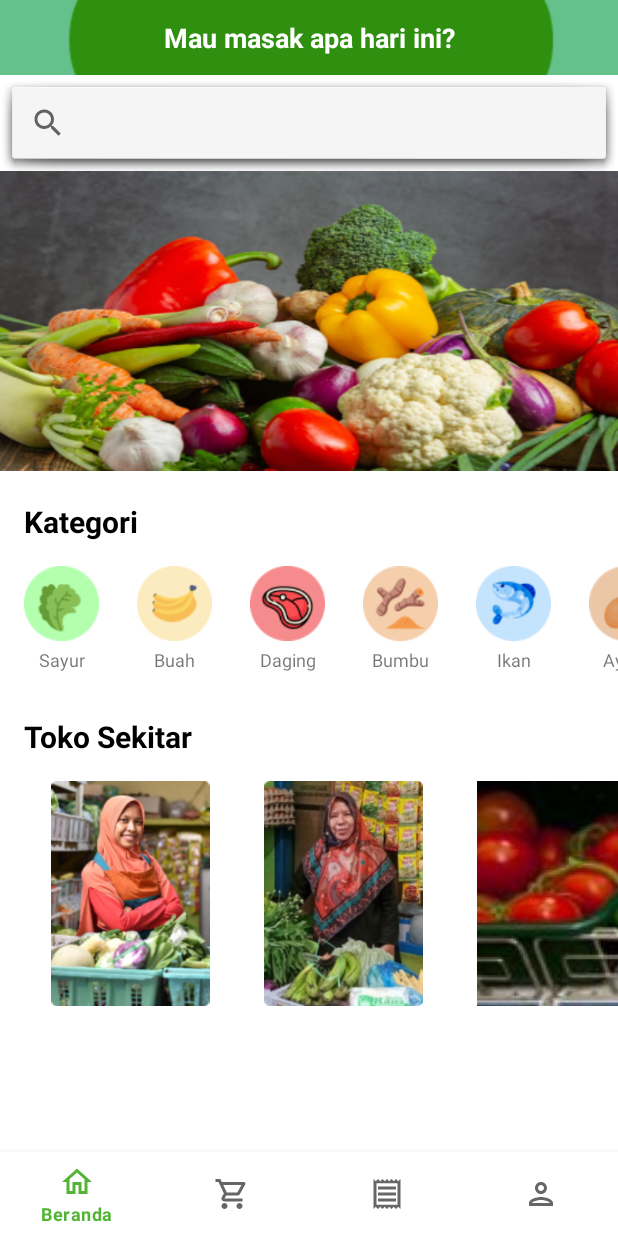
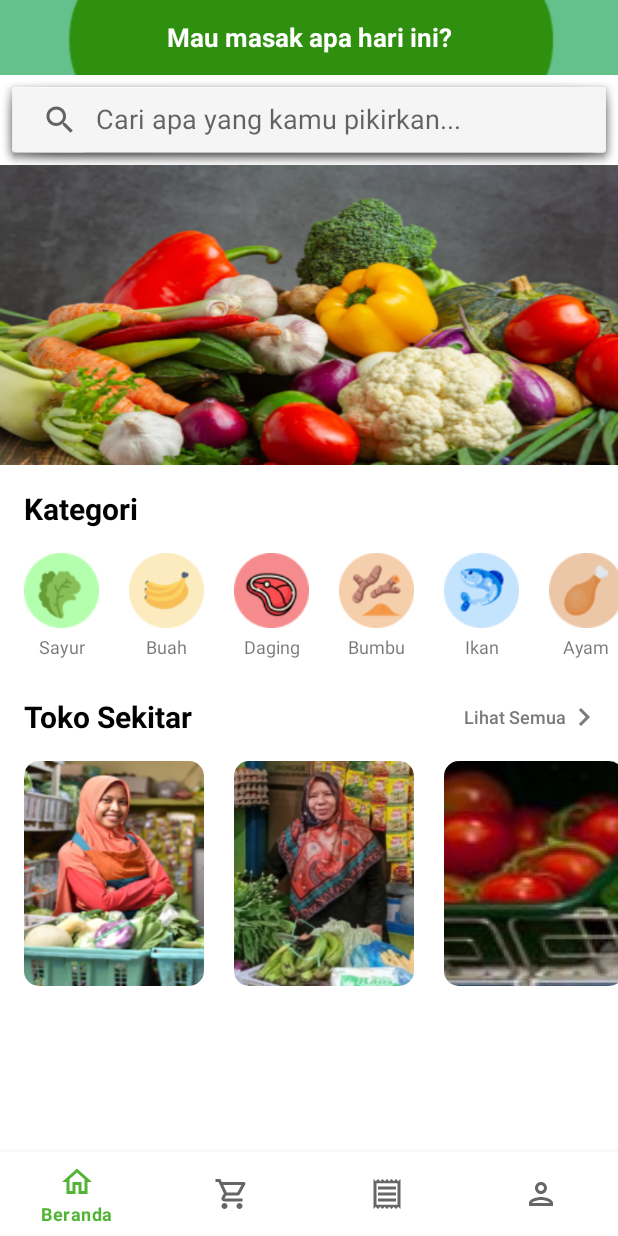
Before and after one commit to haniifac/CapstonePesaing_Revisited, an Android app: the HomeUserFragment screen opened directly, with no data from a screen before it, on a phone screen of 412 x 824 dp. Run offline under Robolectric (Android 15) with nearby library versions, the light colour scheme and no system bars; our stand-ins replace Firebase (no records; nobody signed in at launch, a user with empty details on screens opened directly), navigation-ui.

Commit message:
creating maps for toko sekitar

```diff
--- a/app/build.gradle
+++ b/app/build.gradle
@@ -3,6 +3,7 @@ plugins {
     id 'org.jetbrains.kotlin.android'
     id 'com.google.gms.google-services'
     id 'kotlin-parcelize'
+    id 'com.google.android.libraries.mapsplatform.secrets-gradle-plugin'
 }
 
 android {
@@ -45,6 +46,7 @@ dependencies {
     implementation 'com.google.android.material:material:1.7.0'
     implementation 'androidx.constraintlayout:constraintlayout:2.1.4'
     implementation 'com.google.firebase:firebase-auth-ktx:21.1.0'
+    implementation 'com.google.android.gms:play-services-maps:18.1.0'
     testImplementation 'junit:junit:4.13.2'
     androidTestImplementation 'androidx.test.ext:junit:1.1.4'
     androidTestImplementation 'androidx.test.espresso:espresso-core:3.5.0'
--- a/app/src/main/java/com/haniifac/capstonepesaing_revisited/app/ui/home/HomeUserFragment.kt
+++ b/app/src/main/java/com/haniifac/capstonepesaing_revisited/app/ui/home/HomeUserFragment.kt
@@ -8,6 +8,8 @@ import android.view.LayoutInflater
 import android.view.View
 import android.view.ViewGroup
 import android.widget.Toast
+import androidx.navigation.fragment.findNavController
+import androidx.navigation.navOptions
 import androidx.recyclerview.widget.GridLayoutManager
 import androidx.recyclerview.widget.LinearLayoutManager
 import androidx.recyclerview.widget.RecyclerView
@@ -21,7 +23,6 @@ import com.haniifac.capstonepesaing_revisited.domain.entity.TokoSekitar
 class HomeUserFragment : Fragment() {
     private var _binding : FragmentHomeUserBinding? = null
     private val binding get() = _binding!!
-    private lateinit var mAuth: FirebaseAuth
 
     private lateinit var rvCategory: RecyclerView
     private lateinit var rvTokoSekitar : RecyclerView
@@ -39,8 +40,6 @@ class HomeUserFragment : Fragment() {
 
     override fun onViewCreated(view: View, savedInstanceState: Bundle?) {
         super.onViewCreated(view, savedInstanceState)
-        mAuth = FirebaseAuth.getInstance()
-//        mAuth.signOut()
 
         rvCategory = binding.rvCategory
         rvCategory.setHasFixedSize(true)
@@ -51,6 +50,10 @@ class HomeUserFragment : Fragment() {
         rvTokoSekitar.setHasFixedSize(true)
         list2.addAll(listTokoSekitar)
         showRecyclerTokoSekitar()
+
+        binding.btnLihatSemuaTokoSekitar.setOnClickListener {
+            findNavController().navigate(R.id.action_homeUserFragment_to_tokoMapsFragment)
+        }
     }
 
     override fun onResume() {
--- a/app/src/main/res/layout/category_items.xml
+++ b/app/src/main/res/layout/category_items.xml
@@ -2,7 +2,7 @@
 <androidx.cardview.widget.CardView xmlns:android="http://schemas.android.com/apk/res/android"
     android:layout_width="wrap_content"
     android:layout_height="wrap_content"
-    android:layout_marginEnd="25dp"
+    android:layout_marginEnd="20dp"
     app:cardElevation="0dp"
     xmlns:app="http://schemas.android.com/apk/res-auto"
     android:layout_gravity="center"
--- a/app/src/main/res/layout/fragment_home_user.xml
+++ b/app/src/main/res/layout/fragment_home_user.xml
@@ -15,7 +15,7 @@
         app:layout_constraintTop_toTopOf="parent"
         android:text="@string/motd_main"
         android:gravity="center"
-        android:textSize="18sp"
+        android:textSize="17sp"
         android:textColor="@color/white"
         android:textStyle="bold"
         android:background="@drawable/topbar_bg"/>
@@ -23,11 +23,13 @@
     <androidx.appcompat.widget.SearchView
         android:id="@+id/searchview"
         android:layout_width="0dp"
-        android:layout_height="wrap_content"
+        android:layout_height="60dp"
         app:layout_constraintTop_toBottomOf="@id/topbar"
         app:layout_constraintStart_toStartOf="parent"
         app:layout_constraintEnd_toEndOf="parent"
-        android:background="@android:drawable/dialog_holo_light_frame"/>
+        android:background="@android:drawable/dialog_holo_light_frame"
+        app:defaultQueryHint="@string/search_query_hint"
+        app:iconifiedByDefault="false"/>
 
     <ImageView
         android:id="@+id/banner_slider"
@@ -44,7 +46,7 @@
         android:layout_width="wrap_content"
         android:layout_height="wrap_content"
         android:layout_marginStart="16dp"
-        android:layout_marginTop="20dp"
+        android:layout_marginTop="15dp"
         android:text="@string/kategori"
         android:textColor="@color/black"
         android:textSize="20sp"
@@ -73,9 +75,29 @@
         android:textSize="20sp"
         android:textStyle="bold"
         android:layout_marginStart="16dp"
-        android:layout_marginTop="20dp"
+        android:layout_marginTop="15dp"
         app:layout_constraintTop_toBottomOf="@id/rv_category"
         app:layout_constraintStart_toStartOf="parent"/>
+
+    <com.google.android.material.button.MaterialButton
+        android:id="@+id/btn_lihat_semua_toko_sekitar"
+        style="?android:borderlessButtonStyle"
+        android:layout_width="wrap_content"
+        android:layout_height="wrap_content"
+        android:paddingStart="15dp"
+        android:padding="5dp"
+        android:layout_marginRight="5dp"
+        app:layout_constraintEnd_toEndOf="parent"
+        app:layout_constraintBottom_toBottomOf="@id/tv_toko_sekitar"
+        app:layout_constraintTop_toTopOf="@id/tv_toko_sekitar"
+        android:text="@string/lihat_semua"
+        android:textSize="12sp"
+        android:textColor="@color/grey"
+        android:textAllCaps="false"
+        app:icon="@drawable/ic_baseline_keyboard_arrow_right_24"
+        app:iconTint="@color/grey"
+        app:iconGravity="textEnd"
+        app:iconPadding="0dp" />
 
     <androidx.recyclerview.widget.RecyclerView
         android:id="@+id/rv_toko_sekitar"
--- a/app/src/main/res/layout/toko_sekitar_items.xml
+++ b/app/src/main/res/layout/toko_sekitar_items.xml
@@ -4,12 +4,15 @@
     xmlns:app="http://schemas.android.com/apk/res-auto"
     android:layout_width="wrap_content"
     android:layout_height="wrap_content"
-    app:cardElevation="0dp">
+    android:layout_marginEnd="20dp"
+    app:cardElevation="0dp"
+    app:cardCornerRadius="10dp">
 
     <ImageView
         android:id="@+id/img_toko_sekitar"
-        android:layout_width="wrap_content"
-        android:layout_height="wrap_content"
+        android:layout_width="120dp"
+        android:layout_height="150dp"
+        android:scaleType="fitXY"
         tools:src="@drawable/toko1"/>
 
 </androidx.cardview.widget.CardView>
--- a/app/src/main/res/navigation/main_navigation.xml
+++ b/app/src/main/res/navigation/main_navigation.xml
@@ -48,7 +48,11 @@
         android:id="@+id/homeUserFragment"
         android:name="com.haniifac.capstonepesaing_revisited.app.ui.home.HomeUserFragment"
         android:label="fragment_home_user"
-        tools:layout="@layout/fragment_home_user" />
+        tools:layout="@layout/fragment_home_user" >
+        <action
+            android:id="@+id/action_homeUserFragment_to_tokoMapsFragment"
+            app:destination="@id/tokoMapsFragment" />
+    </fragment>
     <fragment
         android:id="@+id/finishRegisterFragment"
         android:name="com.haniifac.capstonepesaing_revisited.app.ui.register.FinishRegisterFragment"
@@ -69,4 +73,9 @@
             app:popUpTo="@id/homeUserFragment"
             app:popUpToInclusive="true" />
     </fragment>
+    <fragment
+        android:id="@+id/tokoMapsFragment"
+        android:name="com.haniifac.capstonepesaing_revisited.app.ui.tokomaps.TokoMapsFragment"
+        android:label="fragment_toko_maps"
+        tools:layout="@layout/fragment_toko_maps" />
 </navigation>
--- a/app/src/main/res/values/colors.xml
+++ b/app/src/main/res/values/colors.xml
@@ -12,6 +12,7 @@
     <color name="teal_200">#FF03DAC5</color>
     <color name="teal_700">#FF018786</color>
     <color name="black">#FF000000</color>
+    <color name="grey">#7A7A7A</color>
     <color name="white">#FFFFFFFF</color>
 
     <color name="_bg__login_user_ek2_color">#FFFFFF</color>
--- a/app/src/main/res/values/strings.xml
+++ b/app/src/main/res/values/strings.xml
@@ -55,4 +55,6 @@
     <string name="payment_method">Metode Pembayaran</string>
     <string name="change_password">Ganti Password</string>
     <string name="logout_profile">Keluar/ganti akun</string>
+    <string name="lihat_semua">Lihat Semua</string>
+    <string name="search_query_hint">Cari apa yang kamu pikirkan...</string>
 </resources>
--- a/build.gradle
+++ b/build.gradle
@@ -7,4 +7,5 @@ plugins {
     id 'com.android.application' version '7.3.0' apply false
     id 'com.android.library' version '7.3.0' apply false
     id 'org.jetbrains.kotlin.android' version '1.7.10' apply false
+    id 'com.google.android.libraries.mapsplatform.secrets-gradle-plugin' version '2.0.1' apply false
 }
```
Also changed, not shown: app/src/main/AndroidManifest.xml (+16 -0 lines), app/src/main/java/com/haniifac/capstonepesaing_revisited/app/ui/tokomaps/TokoMapsFragment.kt (added, +54 -0 lines), app/src/main/res/layout/fragment_toko_maps.xml (added, +8 -0 lines).
